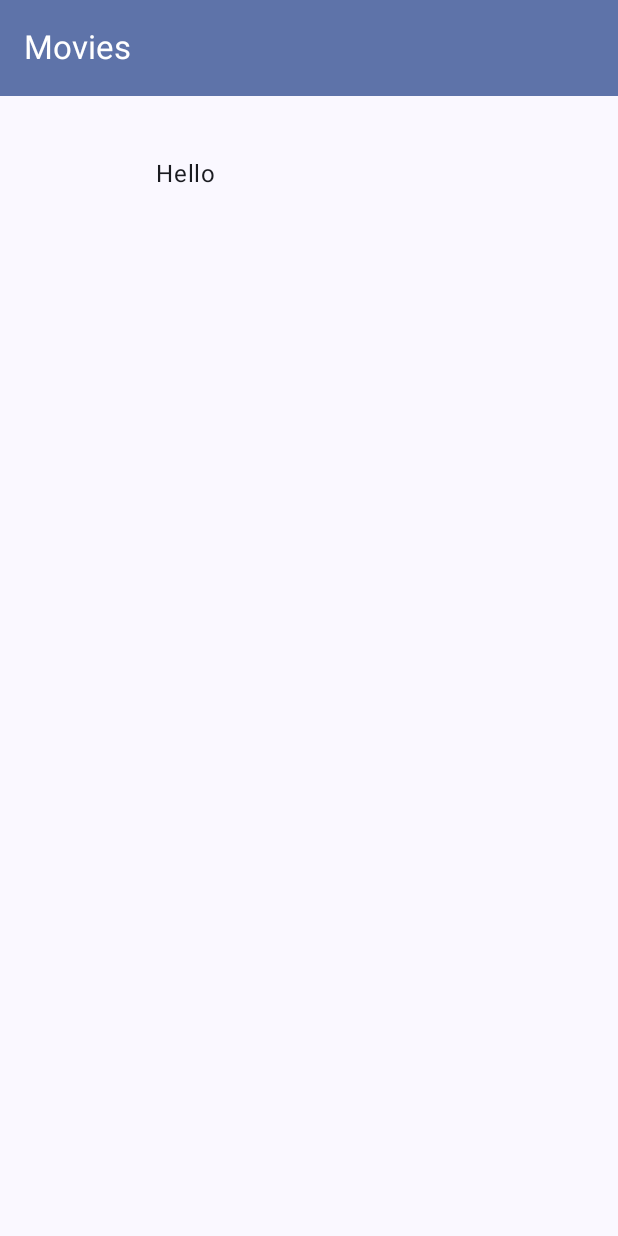
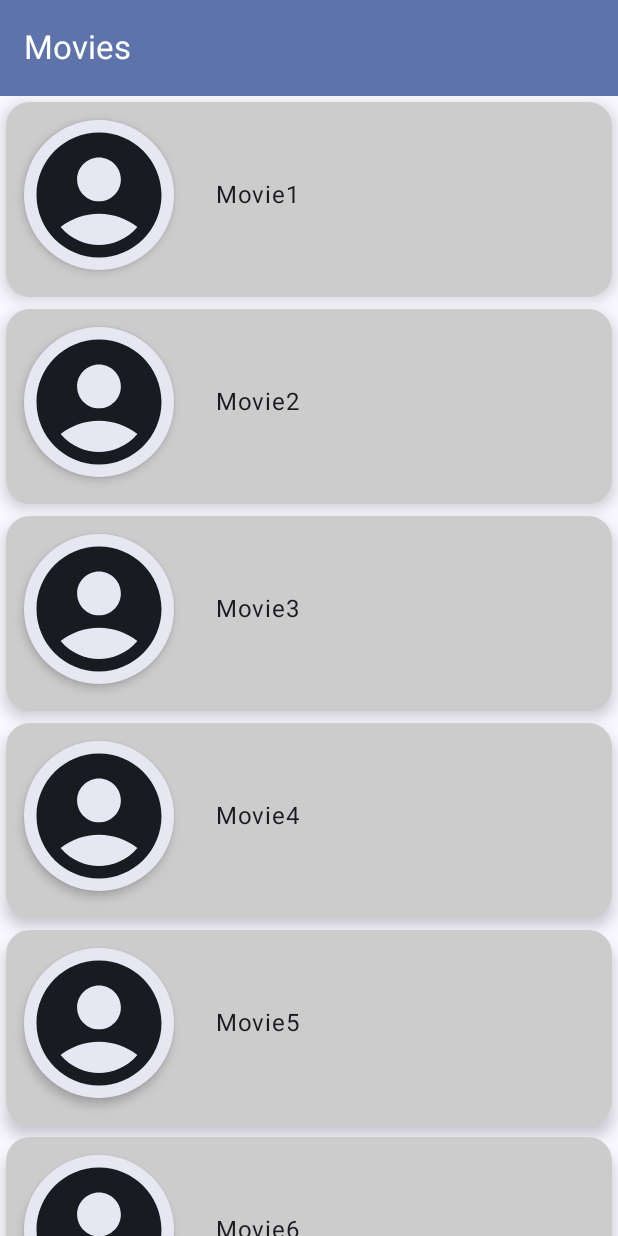
Before and after one commit to FarasatN/MovieAppCompose, an Android app built with Jetpack Compose: the @Preview function DefaultAppPreview, on a phone screen of 412 x 824 dp. Run offline under Robolectric (Android 15) with nearby library versions, the phone set to English and light mode, and no system bars.

Commit message:
Movie App Lazy Column Added

```diff
--- a/app/src/main/java/com/farasatnovruzov/movieappcompose/MainActivity.kt
+++ b/app/src/main/java/com/farasatnovruzov/movieappcompose/MainActivity.kt
@@ -1,14 +1,35 @@
 package com.farasatnovruzov.movieappcompose
 
 import android.annotation.SuppressLint
+import android.graphics.Movie
 import android.os.Bundle
 import androidx.activity.ComponentActivity
 import androidx.activity.compose.setContent
 import androidx.activity.enableEdgeToEdge
+import androidx.compose.foundation.background
+import androidx.compose.foundation.layout.Arrangement
 import androidx.compose.foundation.layout.Box
+import androidx.compose.foundation.layout.Column
+import androidx.compose.foundation.layout.PaddingValues
+import androidx.compose.foundation.layout.Row
 import androidx.compose.foundation.layout.fillMaxSize
+import androidx.compose.foundation.layout.fillMaxWidth
+import androidx.compose.foundation.layout.height
 import androidx.compose.foundation.layout.padding
+import androidx.compose.foundation.layout.size
+import androidx.compose.foundation.layout.width
+import androidx.compose.foundation.lazy.LazyColumn
+import androidx.compose.foundation.lazy.items
+import androidx.compose.foundation.shape.CircleShape
+import androidx.compose.foundation.shape.CornerSize
+import androidx.compose.foundation.shape.RoundedCornerShape
+import androidx.compose.material.icons.Icons
+import androidx.compose.material.icons.filled.AccountBox
+import androidx.compose.material.icons.filled.AccountCircle
+import androidx.compose.material3.Card
+import androidx.compose.material3.CardDefaults
 import androidx.compose.material3.ExperimentalMaterial3Api
+import androidx.compose.material3.Icon
 import androidx.compose.material3.MaterialTheme
 import androidx.compose.material3.Scaffold
 import androidx.compose.material3.Surface
@@ -16,8 +37,10 @@ import androidx.compose.material3.Text
 import androidx.compose.material3.TopAppBar
 import androidx.compose.material3.TopAppBarDefaults
 import androidx.compose.runtime.Composable
+import androidx.compose.ui.Alignment
 import androidx.compose.ui.Modifier
 import androidx.compose.ui.graphics.Color
+import androidx.compose.ui.graphics.RectangleShape
 import androidx.compose.ui.text.style.TextOverflow
 import androidx.compose.ui.tooling.preview.Preview
 import androidx.compose.ui.unit.dp
@@ -28,7 +51,9 @@ class MainActivity : ComponentActivity() {
         super.onCreate(savedInstanceState)
         enableEdgeToEdge()
         setContent {
-            MyApp { }
+            MyApp { paddingValues ->
+                MainContent(paddingValues = paddingValues)
+            }
         }
     }
 }
@@ -36,7 +61,7 @@ class MainActivity : ComponentActivity() {
 @OptIn(ExperimentalMaterial3Api::class)
 @SuppressLint("UnusedMaterial3ScaffoldPaddingParameter")
 @Composable
-fun MyApp(content: @Composable () -> Unit) {
+fun MyApp(content: @Composable (paddingValues: androidx.compose.foundation.layout.PaddingValues) -> Unit) {
     MovieAppComposeTheme {
         Scaffold(
             topBar = {
@@ -53,23 +78,89 @@ fun MyApp(content: @Composable () -> Unit) {
                     )
                 })
             }) { innerPadding ->
-            content()
+            content(innerPadding)
         }
     }
 }
 
 @Composable
-fun MainContent() {
-    Surface(color = MaterialTheme.colorScheme.background) {
-        Text(text = "Hello", modifier = Modifier.padding(104.dp))
+fun MainContent(
+    paddingValues: PaddingValues,
+    movieList: List<String> = listOf(
+        "Movie1",
+        "Movie2",
+        "Movie3",
+        "Movie4",
+        "Movie5",
+        "Movie6",
+        "Movie7",
+        "Movie8",
+        "Movie9",
+        "Movie10",
+        "Movie11",
+        "Movie12",
+        "Movie13",
+        "Movie14",
+        "Movie15",
+        "Movie16",
+        "Movie17",
+        "Movie18"
+    )
+) {
+    Column {
+        LazyColumn(
+            modifier = Modifier
+                .padding(paddingValues)
+        ){
+            items(movieList) {
+                MovieRow(it)
+            }
+        }
+
+    }
+
+}
+
+@Composable
+fun MovieRow(movie: String) {
+    Card(
+        modifier = Modifier
+            .padding(4.dp)
+            .fillMaxWidth()
+            .height(130.dp),
+        colors = CardDefaults.cardColors(
+            containerColor = Color.LightGray),
+        elevation = CardDefaults.cardElevation(defaultElevation = 6.dp),
+        shape = RoundedCornerShape(corner = CornerSize(16.dp))
+    ) {
+        Row (
+            verticalAlignment = Alignment.CenterVertically,
+            horizontalArrangement = Arrangement.Center
+        ){
+            Surface(modifier = Modifier
+                .padding(12.dp)
+                .size(100.dp),
+                shape = CircleShape,
+                shadowElevation = 4.dp,
+                tonalElevation = 4.dp,
+                ) {
+                Icon(imageVector = Icons.Default.AccountCircle, contentDescription = "Movie Icon",)
+            }
+            Text(
+                text = movie,
+                modifier = Modifier
+                    .padding(16.dp)
+                    .fillMaxWidth()
+            )
+        }
+
     }
 }
-
 
 @Preview(showBackground = true)
 @Composable
 fun DefaultAppPreview() {
-    MyApp {
-        MainContent()
+    MyApp {paddingValues ->
+        MainContent(paddingValues)
     }
 }
```
